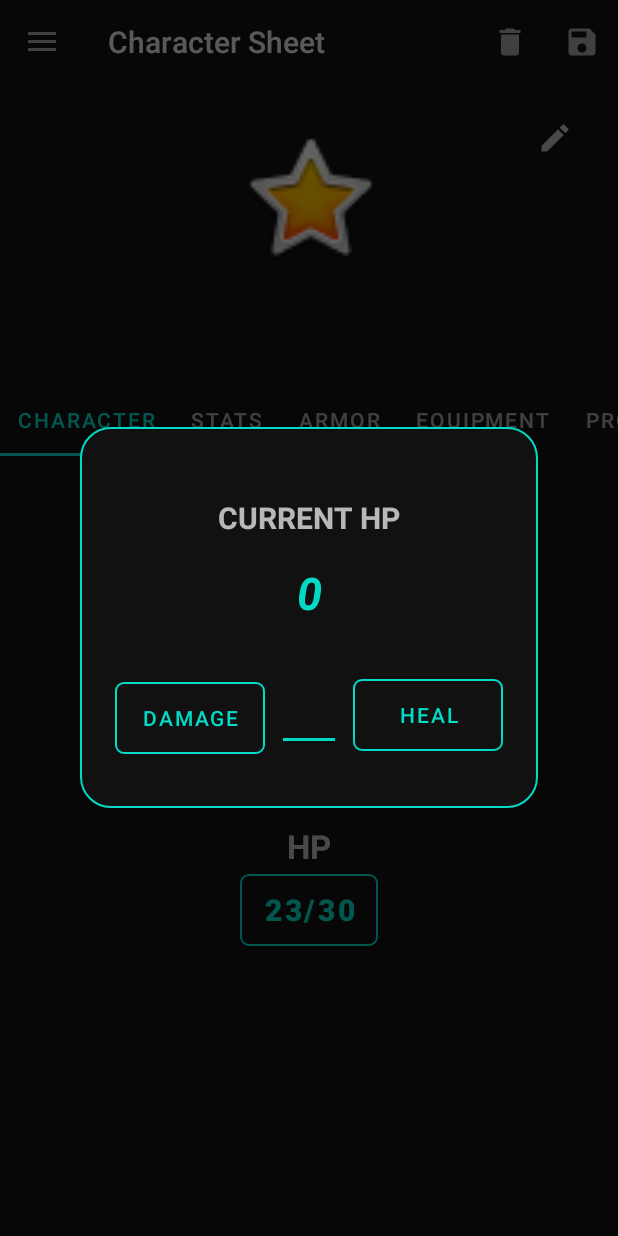
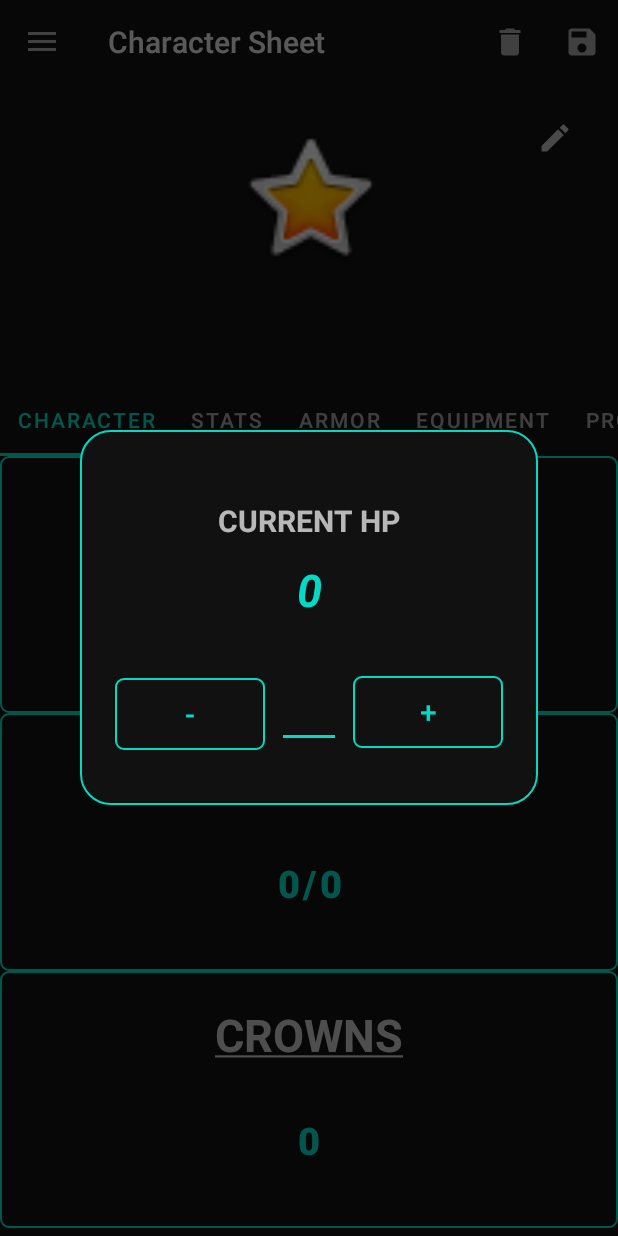
Before and after one commit to Gil2599/TheWitcherRPG_App, an Android app: the CharFragment screen opened directly, with no data from a screen before it, after a tap on an icon or button, on a phone screen of 412 x 824 dp. Run offline under Robolectric (Android 15) with nearby library versions, the phone set to English and light mode, and no system bars; our stand-ins replace Room's generated code, data binding; 84 statements that could not run were skipped.

Commit message:
Character info fragment now works with editing current health, stamina and crowns. Began working on user ability to upload custom character picture.

```diff
--- a/app/src/main/AndroidManifest.xml
+++ b/app/src/main/AndroidManifest.xml
@@ -1,6 +1,10 @@
 <?xml version="1.0" encoding="utf-8"?>
 <manifest xmlns:android="http://schemas.android.com/apk/res/android"
     package="com.example.thewitcherrpg">
+
+    <uses-permission android:name="android.permission.READ_EXTERNAL_STORAGE">
+
+    </uses-permission>
 
     <application
         android:allowBackup="true"
--- a/app/src/main/java/com/example/thewitcherrpg/characterSheet/CharFragment.kt
+++ b/app/src/main/java/com/example/thewitcherrpg/characterSheet/CharFragment.kt
@@ -1,10 +1,13 @@
 package com.example.thewitcherrpg.characterSheet
 
+import android.content.pm.PackageManager
 import android.os.Bundle
 import androidx.fragment.app.Fragment
 import android.view.LayoutInflater
 import android.view.View
 import android.view.ViewGroup
+import android.widget.Toast
+import androidx.core.app.ActivityCompat
 import androidx.fragment.app.activityViewModels
 import com.example.thewitcherrpg.characterSheet.charFrags.ViewPagerAdapter
 import com.example.thewitcherrpg.databinding.FragmentCharBinding
@@ -25,6 +28,15 @@ class CharFragment : Fragment() {
         // Inflate the layout for this fragment
         _bindind = FragmentCharBinding.inflate(inflater, container, false)
         val view = binding.root
+
+
+        if (ActivityCompat.checkSelfPermission(requireContext(), android.Manifest.permission.READ_EXTERNAL_STORAGE)
+            == PackageManager.PERMISSION_GRANTED){
+            Toast.makeText(context, "Permission Granted!", Toast.LENGTH_SHORT).show()
+        }
+        else Toast.makeText(context, "Permission Not Granted!", Toast.LENGTH_SHORT).show()
+
+
 
         val numTabs = 5
         val tabTitles = listOf<String>("Character", "Stats", "Armor", "Equipment", "Profession")
--- a/app/src/main/java/com/example/thewitcherrpg/characterSheet/SkillsFragment.kt
+++ b/app/src/main/java/com/example/thewitcherrpg/characterSheet/SkillsFragment.kt
@@ -33,8 +33,6 @@ class SkillsFragment : Fragment() {
         binding.lifecycleOwner = this
         binding.sharedViewModel = sharedViewModel
 
-        //iP = if (!inCharCreation) sharedViewModel.iP.value.toString().toInt() else 44 //Random IP value, Determined by the GM
-
         skillsInit()
 
         binding.editIP.setOnEditorActionListener { _, actionId, _ ->
@@ -52,8 +50,6 @@ class SkillsFragment : Fragment() {
         binding.buttonMinus.setOnClickListener(){
             decreaseButton()
         }
-
-        //professionSkills()
 
         return view
     }
@@ -185,6 +181,11 @@ class SkillsFragment : Fragment() {
     private fun skillsInit(){
 
         //Initialize all EditTexts
+        binding.editIP.onFocusChangeListener = View.OnFocusChangeListener { _, hasFocus ->
+            if (!hasFocus) { sharedViewModel.setIP(binding.editIP.text.toString().toInt())
+            }
+        }
+
         binding.editText1.setRawInputType(0)
         binding.editText1.onFocusChangeListener = View.OnFocusChangeListener { _, hasFocus ->
             if (hasFocus) { focusedView = binding.editText1 } }
--- a/app/src/main/java/com/example/thewitcherrpg/data/Character.kt
+++ b/app/src/main/java/com/example/thewitcherrpg/data/Character.kt
@@ -17,6 +17,7 @@ data class Character(
     var age: Int,
     var profession: String,
     var definingSkill: String,
+    var crowns: Int,
 
     //Stats
     var intelligence: Int,
--- a/app/src/main/java/com/example/thewitcherrpg/data/CharacterDatabase.kt
+++ b/app/src/main/java/com/example/thewitcherrpg/data/CharacterDatabase.kt
@@ -5,7 +5,7 @@ import androidx.room.Database
 import androidx.room.Room
 import androidx.room.RoomDatabase
 
-@Database(entities = [Character::class], version = 1, exportSchema = false)
+@Database(entities = [Character::class], version = 2, exportSchema = false)
 abstract class CharacterDatabase: RoomDatabase() {
 
     abstract fun characterDao(): CharacterDao
--- a/app/src/main/res/layout/custom_dialog_hp.xml
+++ b/app/src/main/res/layout/custom_dialog_edit_stats.xml
@@ -18,7 +18,7 @@
             android:orientation="vertical">
 
             <TextView
-                android:id="@+id/textViewCurrentHP"
+                android:id="@+id/textViewCurrent"
                 android:layout_width="wrap_content"
                 android:layout_height="wrap_content"
                 android:layout_marginTop="4dp"
@@ -26,26 +26,27 @@
                 android:textStyle="bold"
                 android:textSize="20sp"
                 app:layout_constraintBottom_toBottomOf="parent"
-                app:layout_constraintEnd_toEndOf="@+id/editTextHP"
-                app:layout_constraintStart_toStartOf="@+id/editTextHP"
+                app:layout_constraintEnd_toEndOf="@+id/editText"
+                app:layout_constraintStart_toStartOf="@+id/editText"
                 app:layout_constraintTop_toTopOf="parent"
                 app:layout_constraintVertical_bias="0.079" />
 
             <TextView
-                android:id="@+id/textViewHP"
+                android:id="@+id/textView"
                 android:layout_width="wrap_content"
                 android:layout_height="wrap_content"
-                android:layout_marginTop="16dp"
+                android:layout_marginTop="12dp"
                 android:text="0"
+                android:gravity="center"
+                android:textColor="@color/teal_200"
+                android:textSize="30sp"
                 android:textStyle="bold|italic"
-                android:textSize="30sp"
-                android:textColor="@color/teal_200"
-                app:layout_constraintEnd_toEndOf="@+id/textViewCurrentHP"
-                app:layout_constraintStart_toStartOf="@+id/textViewCurrentHP"
-                app:layout_constraintTop_toBottomOf="@+id/textViewCurrentHP" />
+                app:layout_constraintEnd_toEndOf="@+id/textViewCurrent"
+                app:layout_constraintStart_toStartOf="@+id/textViewCurrent"
+                app:layout_constraintTop_toBottomOf="@+id/textViewCurrent" />
 
             <EditText
-                android:id="@+id/editTextHP"
+                android:id="@+id/editText"
                 android:layout_width="wrap_content"
                 android:layout_height="wrap_content"
                 android:layout_marginTop="40dp"
@@ -56,32 +57,34 @@
                 app:layout_constraintBottom_toBottomOf="parent"
                 app:layout_constraintEnd_toEndOf="parent"
                 app:layout_constraintStart_toStartOf="parent"
-                app:layout_constraintTop_toBottomOf="@+id/textViewHP"
+                app:layout_constraintTop_toBottomOf="@+id/textView"
                 app:layout_constraintVertical_bias="0.0" />
 
             <Button
-                android:id="@+id/buttonHeal"
+                android:id="@+id/buttonPlus"
                 android:layout_width="100dp"
                 android:layout_height="wrap_content"
                 android:background="@drawable/outline_bkg"
-                android:text="Heal"
-                app:layout_constraintBottom_toBottomOf="@+id/editTextHP"
+                android:text="+"
+                android:textSize="20sp"
+                app:layout_constraintBottom_toBottomOf="@+id/editText"
                 app:layout_constraintEnd_toEndOf="parent"
-                app:layout_constraintStart_toEndOf="@+id/editTextHP" />
+                app:layout_constraintStart_toEndOf="@+id/editText" />
 
             <Button
-                android:id="@+id/buttonDamage"
+                android:id="@+id/buttonMinus"
                 android:layout_width="100dp"
                 android:layout_height="wrap_content"
                 android:layout_marginStart="8dp"
                 android:layout_marginEnd="8dp"
                 android:background="@drawable/outline_bkg"
-                android:text="Damage"
-                app:layout_constraintBottom_toBottomOf="@+id/editTextHP"
-                app:layout_constraintEnd_toStartOf="@+id/editTextHP"
+                android:text="-"
+                android:textSize="20sp"
+                app:layout_constraintBottom_toBottomOf="@+id/editText"
+                app:layout_constraintEnd_toStartOf="@+id/editText"
                 app:layout_constraintHorizontal_bias="0.5"
                 app:layout_constraintStart_toStartOf="parent"
-                app:layout_constraintTop_toTopOf="@+id/editTextHP"
+                app:layout_constraintTop_toTopOf="@+id/editText"
                 app:layout_constraintVertical_bias="0.333" />
 
 
--- a/app/src/main/res/layout/fragment_char_info.xml
+++ b/app/src/main/res/layout/fragment_char_info.xml
@@ -20,61 +20,113 @@
         tools:context=".characterSheet.charFrags.CharInfoFragment">
 
         <LinearLayout
-            android:layout_width="wrap_content"
-            android:layout_height="wrap_content"
+            android:id="@+id/linearLayoutHP"
+            android:layout_width="match_parent"
+            android:layout_height="0dp"
+            app:layout_constraintHeight_percent="0.33"
             android:background="@drawable/outline_bkg"
             android:orientation="vertical"
-            app:layout_constraintBottom_toTopOf="@+id/textView55"
             app:layout_constraintEnd_toEndOf="parent"
+            app:layout_constraintHorizontal_bias="0.5"
             app:layout_constraintStart_toStartOf="parent"
             app:layout_constraintTop_toTopOf="parent">
 
             <TextView
-                android:id="@+id/textView60"
+                android:id="@+id/textViewHP"
                 android:layout_width="match_parent"
-                android:layout_height="wrap_content"
+                android:layout_height="0dp"
+                android:layout_weight= "0.5"
+                android:gravity="center"
                 android:text="@string/HP"
-                android:gravity="center"
-                android:textSize="22sp" />
+                android:textColor="@color/grayText"
+                android:textSize="30sp" />
 
             <Button
                 android:id="@+id/buttonHP"
                 android:layout_width="match_parent"
-                android:layout_height="wrap_content"
+                android:layout_height="0dp"
+                android:layout_weight= "0.5"
+                android:background="@drawable/transparent_bkg"
                 android:text='@{sharedViewModel.hp + "/" + sharedViewModel.maxHp}'
-                android:textStyle="bold"
-                android:textSize="20sp"
                 android:textColor="@color/teal_200"
-                android:background="@drawable/transparent_bkg" />
+                android:textSize="25sp"
+                android:gravity="center|top"
+                android:textStyle="bold" />
 
         </LinearLayout>
 
-        <TextView
-            android:id="@+id/textView55"
-            android:layout_width="wrap_content"
-            android:layout_height="wrap_content"
-            android:text="HP"
-            android:textSize="22sp"
-            android:textStyle="bold"
-            app:layout_constraintBottom_toBottomOf="parent"
+        <LinearLayout
+            android:id="@+id/linearLayoutSTA"
+            android:layout_width="match_parent"
+            android:layout_height="0dp"
+            app:layout_constraintHeight_percent="0.33"
+            android:background="@drawable/outline_bkg"
+            android:orientation="vertical"
             app:layout_constraintEnd_toEndOf="parent"
             app:layout_constraintHorizontal_bias="0.5"
             app:layout_constraintStart_toStartOf="parent"
-            app:layout_constraintTop_toTopOf="parent" />
+            app:layout_constraintTop_toBottomOf="@+id/linearLayoutHP">
 
-        <Button
-            android:id="@+id/button"
-            android:layout_width="wrap_content"
-            android:layout_height="wrap_content"
-            android:layout_marginTop="4dp"
+            <TextView
+                android:id="@+id/textViewSTA"
+                android:layout_width="match_parent"
+                android:layout_height="0dp"
+                android:layout_weight= "0.5"
+                android:gravity="center"
+                android:paddingHorizontal="8dp"
+                android:text="@string/Stamina"
+                android:textColor="@color/grayText"
+                android:textSize="30sp" />
+
+            <Button
+                android:id="@+id/buttonSTA"
+                android:layout_width="match_parent"
+                android:layout_height="0dp"
+                android:layout_weight= "0.5"
+                android:background="@drawable/transparent_bkg"
+                android:text='@{sharedViewModel.sta + "/" + sharedViewModel.maxSta}'
+                android:textColor="@color/teal_200"
+                android:textSize="25sp"
+                android:gravity="center|top"
+                android:textStyle="bold" />
+
+        </LinearLayout>
+
+        <LinearLayout
+            android:id="@+id/linearLayoutCROWNS"
+            android:layout_width="match_parent"
+            android:layout_height="0dp"
+            app:layout_constraintHeight_percent="0.33"
             android:background="@drawable/outline_bkg"
-            android:text="23/30"
-            android:textSize="20sp"
-            android:textStyle="bold"
-            app:layout_constraintEnd_toEndOf="@+id/textView55"
-            app:layout_constraintHorizontal_bias="0.507"
-            app:layout_constraintStart_toStartOf="@+id/textView55"
-            app:layout_constraintTop_toBottomOf="@+id/textView55" />
+            android:orientation="vertical"
+            app:layout_constraintEnd_toEndOf="parent"
+            app:layout_constraintStart_toStartOf="parent"
+            app:layout_constraintTop_toBottomOf="@+id/linearLayoutSTA">
+
+            <TextView
+                android:id="@+id/textViewCROWNS"
+                android:layout_width="match_parent"
+                android:layout_height="0dp"
+                android:layout_weight= "0.5"
+                android:gravity="center"
+                android:paddingHorizontal="8dp"
+                android:text="@string/Crowns"
+                android:textColor="@color/grayText"
+                android:textSize="30sp" />
+
+            <Button
+                android:id="@+id/buttonCROWNS"
+                android:layout_width="match_parent"
+                android:layout_height="0dp"
+                android:layout_weight= "0.5"
+                android:background="@drawable/transparent_bkg"
+                android:text='@{`` + sharedViewModel.crowns}'
+                android:textColor="@color/teal_200"
+                android:textSize="25sp"
+                android:gravity="center|top"
+                android:textStyle="bold" />
+
+        </LinearLayout>
 
     </androidx.constraintlayout.widget.ConstraintLayout>
 </layout>
--- a/app/src/main/res/values/colors.xml
+++ b/app/src/main/res/values/colors.xml
@@ -9,4 +9,8 @@
     <color name="white">#FFFFFFFF</color>
     <color name="gray">#6E6E6E</color>
     <color name="dark_gray">#111111</color>
+    <color name="red">#FF7B7B</color>
+    <color name="green">#C5FFA6</color>
+    <color name="gold">#F9FD7D</color>
+    <color name="grayText">#C5C5C5</color>
 </resources>
--- a/app/src/main/res/values/strings.xml
+++ b/app/src/main/res/values/strings.xml
@@ -15,4 +15,6 @@
     <string name="close">Close</string>
 
     <string name="HP"><u><b>HP</b></u></string>
+    <string name="Stamina"><u><b>STAMINA</b></u></string>
+    <string name="Crowns"><u><b>CROWNS</b></u></string>
 </resources>
```
Also changed, not shown: app/src/main/java/com/example/thewitcherrpg/LauncherActivity.kt (+19 -0 lines), app/src/main/java/com/example/thewitcherrpg/characterSheet/SharedViewModel.kt (+33 -5 lines), app/src/main/java/com/example/thewitcherrpg/characterSheet/charFrags/CharInfoFragment.kt (+65 -12 lines).
